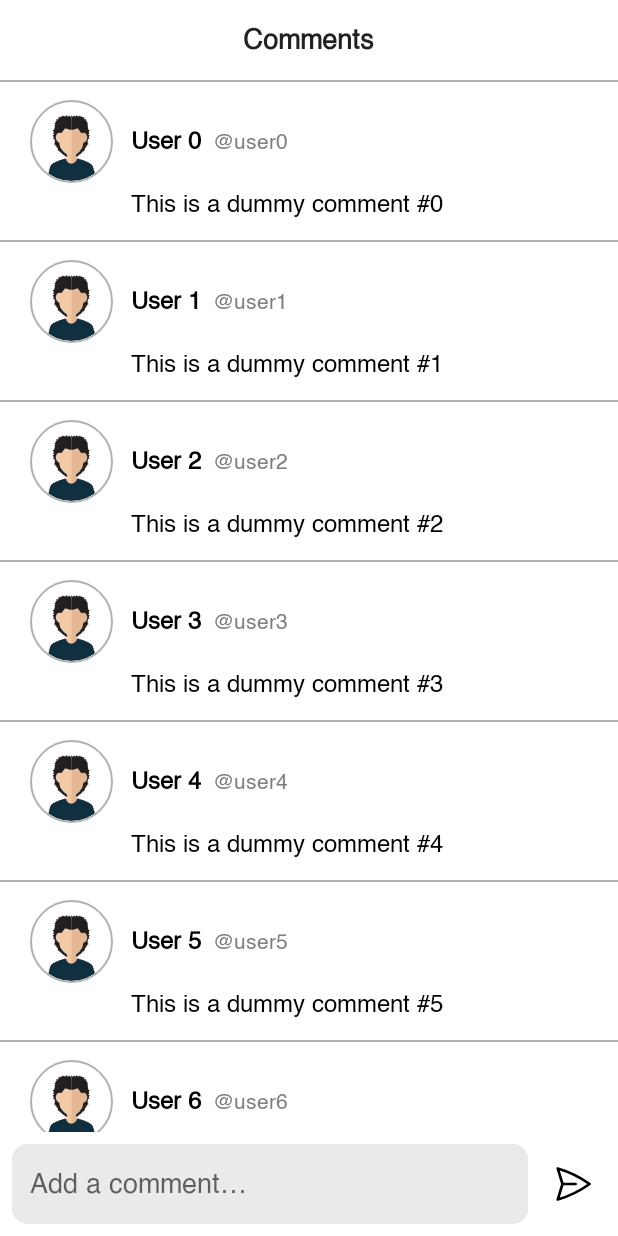
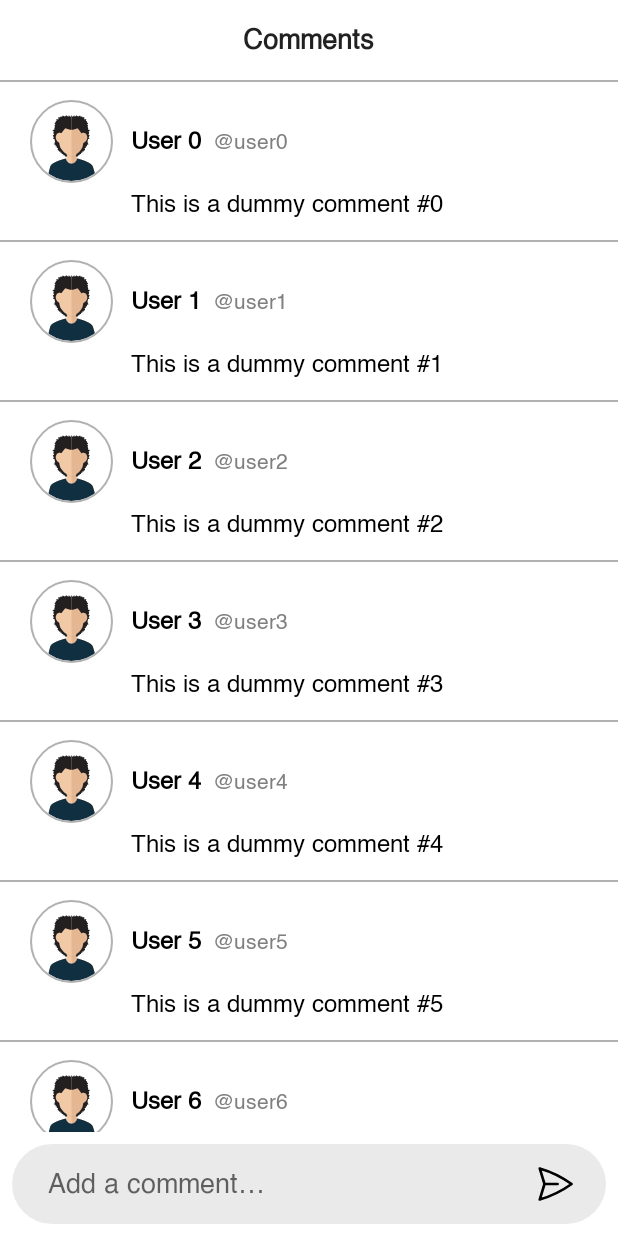
Before and after one commit to MuneebAbro/UNIVerse-A-Social-Media-App, an Android app: the CommentsActivity screen opened directly, with no data from a screen before it, on a phone screen of 412 x 824 dp. Run offline under Robolectric (Android 15) with nearby library versions, the phone set to English and light mode, and no system bars; our stand-ins replace CircleImageView.

Commit message:
bug fixes

```diff
--- /dev/null
+++ b/app/src/main/res/drawable/circular_edit_text_2.xml
@@ -0,0 +1,6 @@
+<!-- res/drawable/rounded_edit_text.xml -->
+<shape xmlns:android="http://schemas.android.com/apk/res/android">
+    <solid android:color="@color/edit_text_gray_bkg" /> <!-- Light gray background -->
+    <corners android:radius="32dp" /> <!-- Rounded corners -->
+
+</shape>
--- a/app/src/main/res/layout/activity_comments.xml
+++ b/app/src/main/res/layout/activity_comments.xml
@@ -56,7 +56,7 @@
     </LinearLayout>
 
     <!-- EditText for user input attached to the bottom -->
-    <LinearLayout
+    <androidx.constraintlayout.widget.ConstraintLayout
         android:id="@+id/commentInputLayout"
         android:layout_width="match_parent"
         android:layout_height="wrap_content"
@@ -73,21 +73,33 @@
             android:layout_height="wrap_content"
             android:layout_weight="1"
             android:autofillHints=""
+            android:background="@drawable/circular_edit_text_2"
             android:hint="@string/add_a_comment"
+            android:inputType="textMultiLine"
             android:padding="12dp"
-            android:background="@drawable/circular_edittext"
-            android:inputType="text" />
+            android:paddingStart="24dp"
+            android:maxLines="10"
+            android:minLines="1"
+            android:paddingEnd="56dp"
+            app:layout_constraintBottom_toBottomOf="parent"
+            app:layout_constraintEnd_toEndOf="parent"
+            app:layout_constraintStart_toStartOf="parent"
+            app:layout_constraintTop_toTopOf="parent" />
 
         <ImageView
             android:id="@+id/sendCommentBtn"
             android:layout_width="wrap_content"
             android:layout_height="wrap_content"
-            android:layout_marginStart="8dp"
             android:layout_gravity="center"
+            android:contentDescription="@string/post"
             android:padding="8dp"
+            android:layout_marginEnd="12dp"
             android:src="@drawable/send"
-            android:contentDescription="@string/post"
-            app:tint="@color/adaptive_black" />
-    </LinearLayout>
+            app:layout_constraintEnd_toEndOf="@+id/commentEditText"
+            app:tint="@color/adaptive_black"
+            app:layout_constraintBottom_toBottomOf="@id/commentEditText"
+            app:layout_constraintTop_toTopOf="@id/commentEditText"
+            tools:layout_editor_absoluteY="8dp" />
+    </androidx.constraintlayout.widget.ConstraintLayout>
 
 </androidx.constraintlayout.widget.ConstraintLayout>
```
